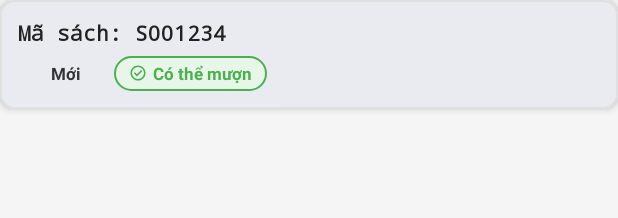
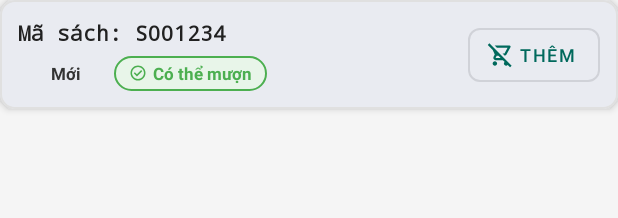
Before and after one commit to DucBEDev/DAMH-library, an Android app: the layout item_sub_book_list.xml on its own in the app's theme, with its tools: preview values and no code run, on a phone screen of 412 x 824 dp. Shown: the top 218 px of the screen. Run offline under Robolectric (Android 15) with nearby library versions, the phone set to English and light mode, and no system bars.

```diff
--- a/app/src/main/java/com/example/damh_library/fragment/client/CreateCheckoutFragment.java
+++ b/app/src/main/java/com/example/damh_library/fragment/client/CreateCheckoutFragment.java
@@ -17,13 +17,10 @@ import androidx.recyclerview.widget.RecyclerView;
 import com.example.damh_library.R;
 import com.example.damh_library.adapter.client.SelectedBookCheckoutAdapter;
 import com.example.damh_library.model.ResponseModel;
-import com.example.damh_library.model.ResponseSingleModel;
 import com.example.damh_library.model.request.PhieuMuonRequest;
 import com.example.damh_library.model.response.BookCartResponse;
-import com.example.damh_library.model.response.ReaderProfileResponse;
 import com.example.damh_library.network.ApiClient;
 import com.example.damh_library.network.client.CheckoutSlipApiService;
-import com.example.damh_library.network.client.ReaderApiService;
 import com.google.android.material.button.MaterialButton;
 import com.google.android.material.button.MaterialButtonToggleGroup;
 
--- a/app/src/main/java/com/example/damh_library/network/client/CheckoutSlipApiService.java
+++ b/app/src/main/java/com/example/damh_library/network/client/CheckoutSlipApiService.java
@@ -2,6 +2,7 @@ package com.example.damh_library.network.client;
 
 import com.example.damh_library.model.ResponseModel;
 import com.example.damh_library.model.ResponseSingleModel;
+import com.example.damh_library.model.request.BookCartRequest;
 import com.example.damh_library.model.request.PhieuMuonRequest;
 import com.example.damh_library.model.request.UpdateClientProfileRequest;
 import com.example.damh_library.model.response.BookCartResponse;
--- a/app/src/main/java/com/example/damh_library/network/client/DauSachApiService.java
+++ b/app/src/main/java/com/example/damh_library/network/client/DauSachApiService.java
@@ -1,13 +1,16 @@
 package com.example.damh_library.network.client;
 
 import com.example.damh_library.model.ResponseSingleModel;
+import com.example.damh_library.model.request.BookCartRequest;
 import com.example.damh_library.model.response.BookCartResponse;
 import com.example.damh_library.model.response.BookDetailResponse;
 import com.example.damh_library.model.response.MostBorrowBookResponse;
 import com.example.damh_library.model.ResponseModel;
 
 import retrofit2.Call;
+import retrofit2.http.Body;
 import retrofit2.http.GET;
+import retrofit2.http.POST;
 import retrofit2.http.Path;
 import retrofit2.http.Query;
 
@@ -23,4 +26,7 @@ public interface DauSachApiService {
 
     @GET("admin/dausach/detail/{isbn}")
     Call<ResponseSingleModel<BookDetailResponse>> getBookDetail(@Path("isbn") String isbn);
+
+    @POST("admin/dausach/addToCart")
+    Call<ResponseModel<Void>> addBookToCart(@Body BookCartRequest request);
 }
--- a/app/src/main/res/layout/item_sub_book_list.xml
+++ b/app/src/main/res/layout/item_sub_book_list.xml
@@ -1,6 +1,7 @@
 <?xml version="1.0" encoding="utf-8"?>
 <com.google.android.material.card.MaterialCardView xmlns:android="http://schemas.android.com/apk/res/android"
     xmlns:app="http://schemas.android.com/apk/res-auto"
+    android:id="@+id/cardItem"
     android:layout_width="match_parent"
     android:layout_height="wrap_content"
     android:layout_marginBottom="10dp"
@@ -58,6 +59,7 @@
                 android:textStyle="bold" />
         </LinearLayout>
 
+
         <!-- Trạng thái cho mượn -->
         <LinearLayout
             android:id="@+id/llBorrowStatus"
@@ -93,5 +95,26 @@
                 android:textColor="@color/success" />
         </LinearLayout>
 
+        <!-- Nút Thêm vào giỏ sách (chỉ hiện khi cho mượn được) -->
+        <com.google.android.material.button.MaterialButton
+            android:id="@+id/btnAddToCart"
+            style="@style/Widget.MaterialComponents.Button.OutlinedButton.Icon"
+            android:layout_width="wrap_content"
+            android:layout_height="36dp"
+            android:text="Thêm"
+            android:textSize="12sp"
+            android:insetLeft="0dp"
+            android:insetRight="0dp"
+            android:insetTop="0dp"
+            android:insetBottom="0dp"
+            app:icon="@drawable/ic_shopping_cart_empty"
+            app:iconGravity="textStart"
+            app:iconPadding="4dp"
+            app:cornerRadius="8dp"
+            app:strokeWidth="1dp"
+            app:layout_constraintEnd_toEndOf="parent"
+            app:layout_constraintTop_toTopOf="parent"
+            app:layout_constraintBottom_toBottomOf="parent" />
+
     </androidx.constraintlayout.widget.ConstraintLayout>
 </com.google.android.material.card.MaterialCardView>
```
Also changed, not shown: app/src/main/java/com/example/damh_library/adapter/client/SubBookAdapter.java (+98 -9 lines), app/src/main/java/com/example/damh_library/model/request/BookCartRequest.java (added, +16 -0 lines).
